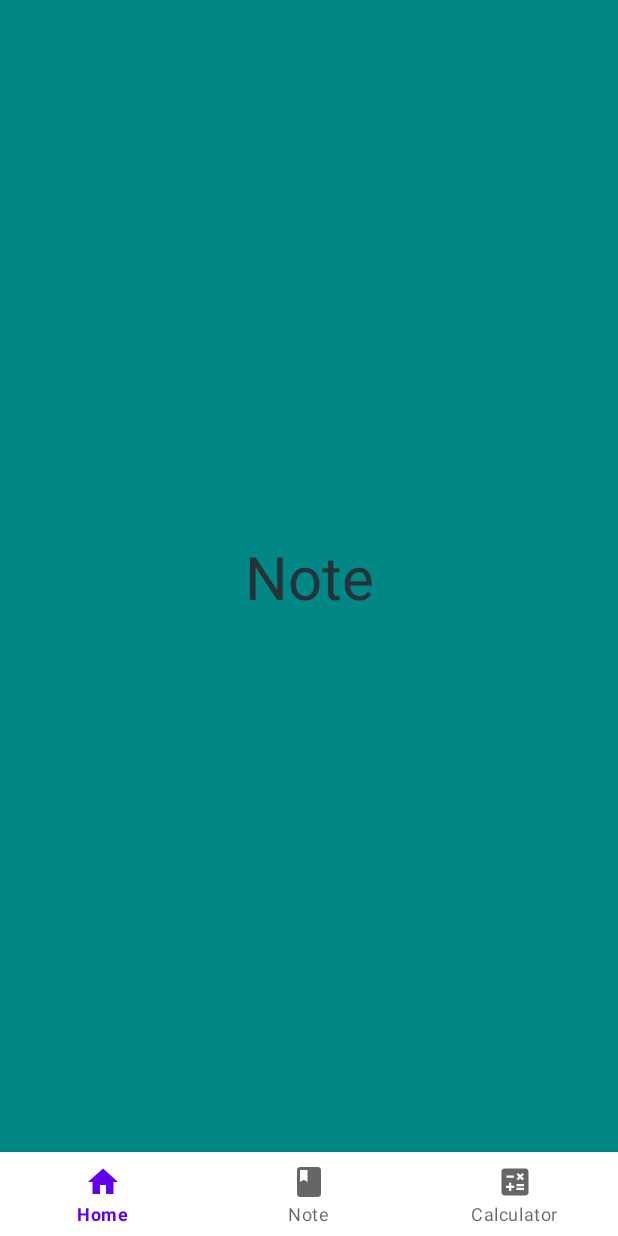
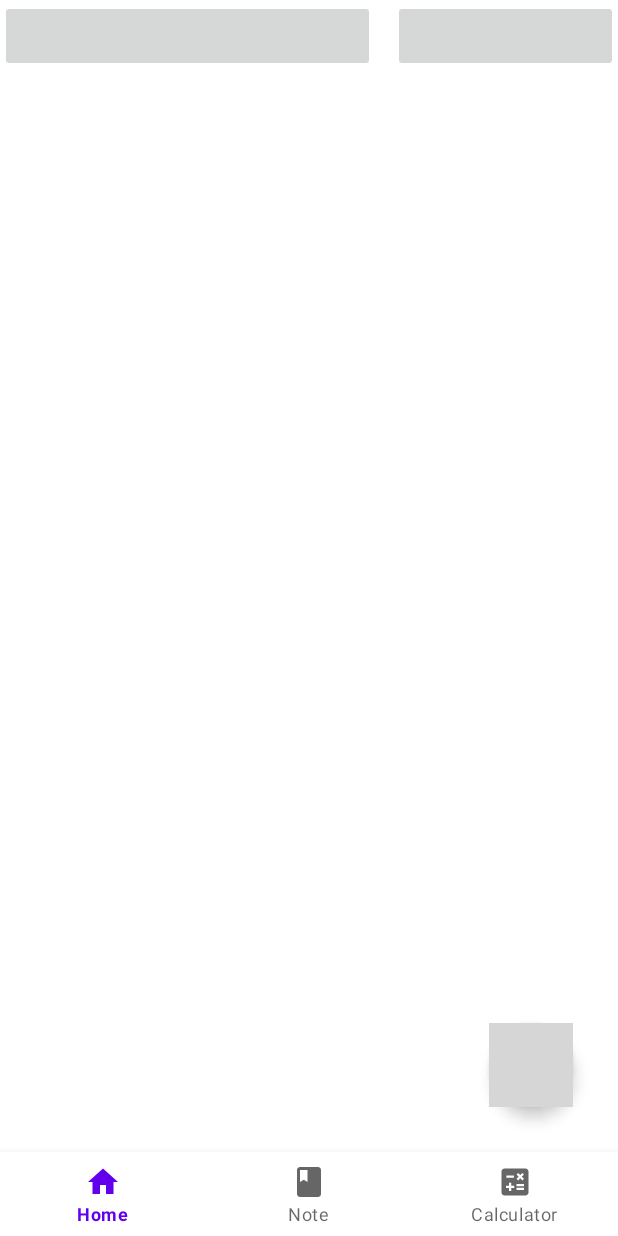
Before and after one commit to singg5/AutoNote, an Android app: the fragment Note placed in its activity, on a phone screen of 412 x 824 dp. Run offline under Robolectric (Android 15) with nearby library versions, the phone set to English and light mode, and no system bars; 3 statements that could not run were skipped; grey boxes are pictures that could not be loaded.

Commit message:
Note fragment: Work in progress with Note

```diff
--- a/app/src/main/java/com/averis/autonote/Note.kt
+++ b/app/src/main/java/com/averis/autonote/Note.kt
@@ -6,54 +6,14 @@ import android.view.LayoutInflater
 import android.view.View
 import android.view.ViewGroup
 
-// TODO: Rename parameter arguments, choose names that match
-// the fragment initialization parameters, e.g. ARG_ITEM_NUMBER
-private const val ARG_PARAM1 = "param1"
-private const val ARG_PARAM2 = "param2"
-
-/**
- * A simple [Fragment] subclass.
- * Use the [Note.newInstance] factory method to
- * create an instance of this fragment.
- */
 class Note : Fragment() {
-    // TODO: Rename and change types of parameters
-    private var param1: String? = null
-    private var param2: String? = null
-
-    override fun onCreate(savedInstanceState: Bundle?) {
-        super.onCreate(savedInstanceState)
-        arguments?.let {
-            param1 = it.getString(ARG_PARAM1)
-            param2 = it.getString(ARG_PARAM2)
-        }
-    }
-
     override fun onCreateView(
         inflater: LayoutInflater, container: ViewGroup?,
         savedInstanceState: Bundle?
     ): View? {
-        // Inflate the layout for this fragment
-        return inflater.inflate(R.layout.fragment_note, container, false)
-    }
+        val view = inflater.inflate(R.layout.fragment_note, container, false)
 
-    companion object {
-        /**
-         * Use this factory method to create a new instance of
-         * this fragment using the provided parameters.
-         *
-         * @param param1 Parameter 1.
-         * @param param2 Parameter 2.
-         * @return A new instance of fragment Note.
-         */
-        // TODO: Rename and change types and number of parameters
-        @JvmStatic
-        fun newInstance(param1: String, param2: String) =
-            Note().apply {
-                arguments = Bundle().apply {
-                    putString(ARG_PARAM1, param1)
-                    putString(ARG_PARAM2, param2)
-                }
-            }
+
+        return view
     }
 }
--- a/app/src/main/res/layout/fragment_note.xml
+++ b/app/src/main/res/layout/fragment_note.xml
@@ -6,21 +6,32 @@
     android:layout_height="match_parent"
     tools:context=".Note">
 
-    <androidx.constraintlayout.widget.ConstraintLayout
-        android:layout_width="match_parent"
-        android:layout_height="match_parent"
-        android:background="@color/teal_700">
+    <com.google.android.material.floatingactionbutton.FloatingActionButton
+        android:id="@+id/floatingActionButton4"
+        android:layout_width="wrap_content"
+        android:layout_height="wrap_content"
+        android:layout_gravity="bottom|end"
+        android:layout_marginEnd="30sp"
+        android:layout_marginBottom="30sp"
+        android:clickable="true"
+        android:contentDescription="@string/app_name"
+        android:src="@drawable/ic_baseline_add_24" />
 
-        <TextView
-            android:id="@+id/textView"
-            android:layout_width="wrap_content"
-            android:layout_height="wrap_content"
-            android:text="@string/note"
-            android:textColor="#263238"
-            android:textSize="40sp"
-            app:layout_constraintBottom_toBottomOf="parent"
-            app:layout_constraintEnd_toEndOf="parent"
-            app:layout_constraintStart_toStartOf="parent"
-            app:layout_constraintTop_toTopOf="parent" />
-    </androidx.constraintlayout.widget.ConstraintLayout>
+    <ImageButton
+        android:id="@+id/imageButton3"
+        android:layout_width="250dp"
+        android:layout_height="wrap_content"
+        android:layout_gravity="start"
+        android:contentDescription="@string/app_name"
+        android:minHeight="48dp"
+        tools:src="@drawable/ic_note_24" />
+
+    <ImageButton
+        android:id="@+id/imageButton4"
+        android:layout_width="150dp"
+        android:layout_height="wrap_content"
+        android:layout_gravity="end"
+        android:contentDescription="@string/app_name"
+        android:minHeight="48dp"
+        tools:src="@drawable/ic_home_24" />
 </FrameLayout>
--- a/app/src/main/res/mipmap-anydpi-v26/ic_launcher.xml
+++ /dev/null
@@ -1,5 +0,0 @@
-<?xml version="1.0" encoding="utf-8"?>
-<adaptive-icon xmlns:android="http://schemas.android.com/apk/res/android">
-    <background android:drawable="@drawable/ic_launcher_background" />
-    <foreground android:drawable="@drawable/ic_launcher_foreground" />
-</adaptive-icon>
--- a/app/src/main/res/values/themes.xml
+++ b/app/src/main/res/values/themes.xml
@@ -13,4 +13,13 @@
         <item name="android:statusBarColor">?attr/colorPrimaryVariant</item>
         <!-- Customize your theme here. -->
     </style>
+
+    <style name="Theme.AutoNote.NoActionBar">
+        <item name="windowActionBar">false</item>
+        <item name="windowNoTitle">true</item>
+    </style>
+
+    <style name="Theme.AutoNote.AppBarOverlay" parent="ThemeOverlay.AppCompat.Dark.ActionBar" />
+
+    <style name="Theme.AutoNote.PopupOverlay" parent="ThemeOverlay.AppCompat.Light" />
 </resources>
```
